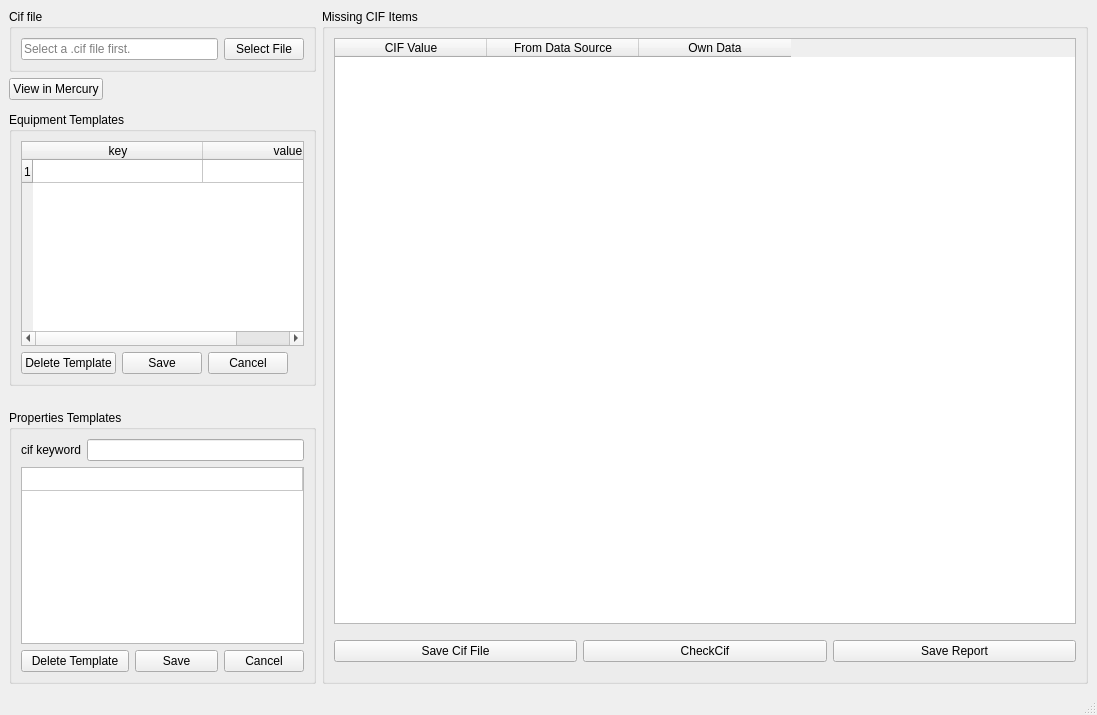
This is gui/finalcif_gui.ui in dkratzert/FinalCif as Qt 5 draws it before an edit. The edited form follows.
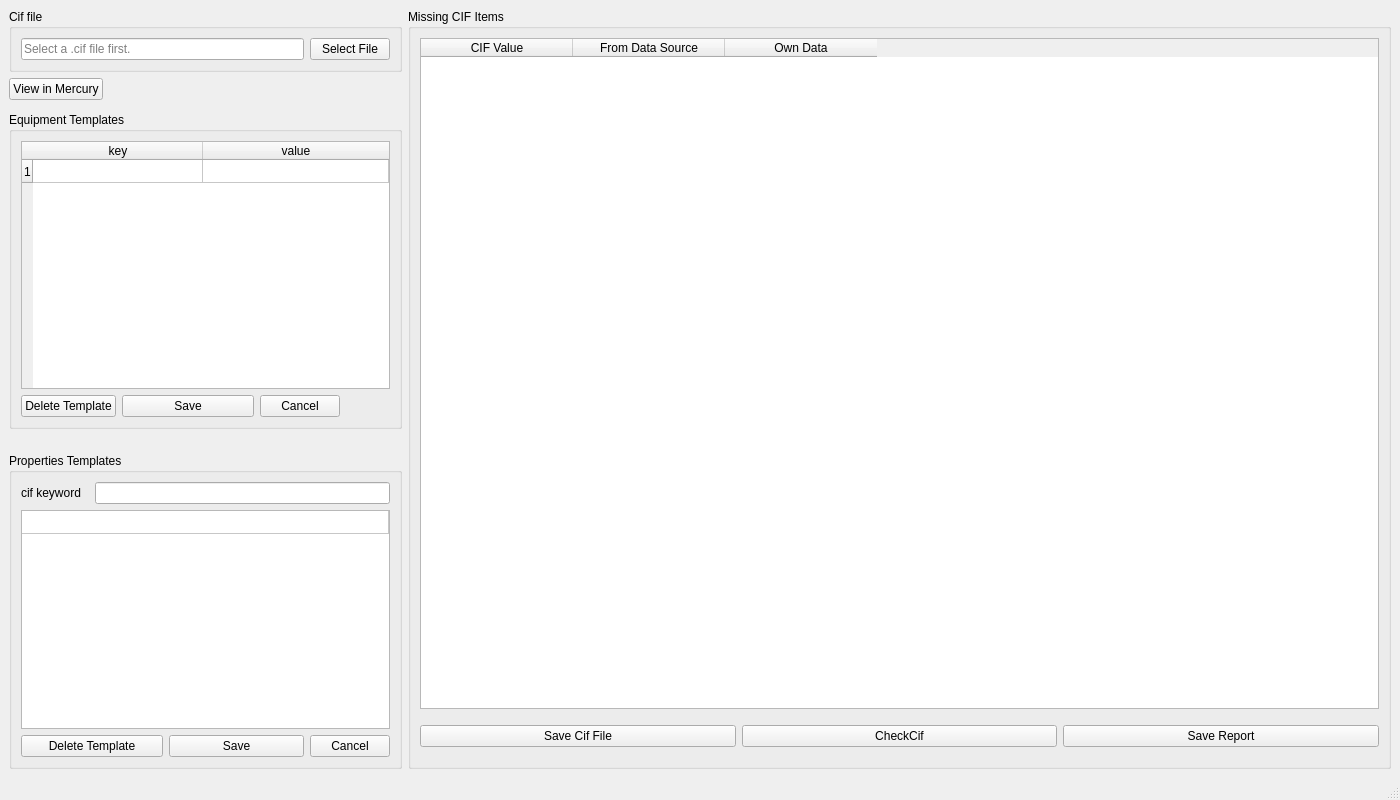
This is the edited form.

Commit message: improved window position and centrosymm

```diff
--- a/gui/finalcif_gui.ui
+++ b/gui/finalcif_gui.ui
@@ -6,8 +6,8 @@
    <rect>
     <x>0</x>
     <y>0</y>
-    <width>1097</width>
-    <height>715</height>
+    <width>1400</width>
+    <height>800</height>
    </rect>
   </property>
   <property name="windowTitle">
```
Left out of the diff: 26 changed lines with no effect on the pictures. The commit also changes 7 other files.
